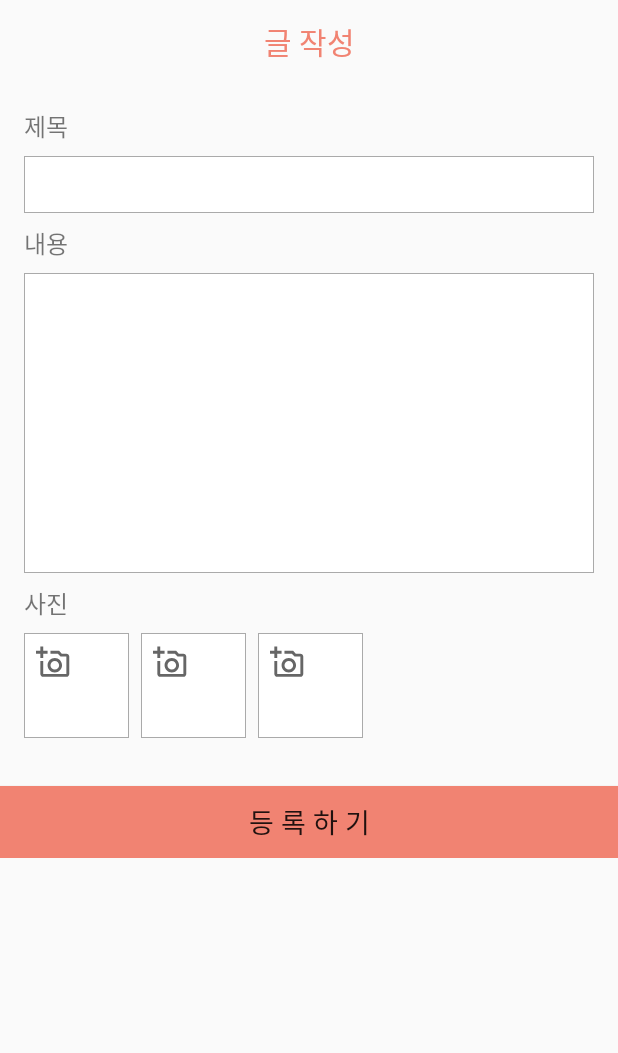
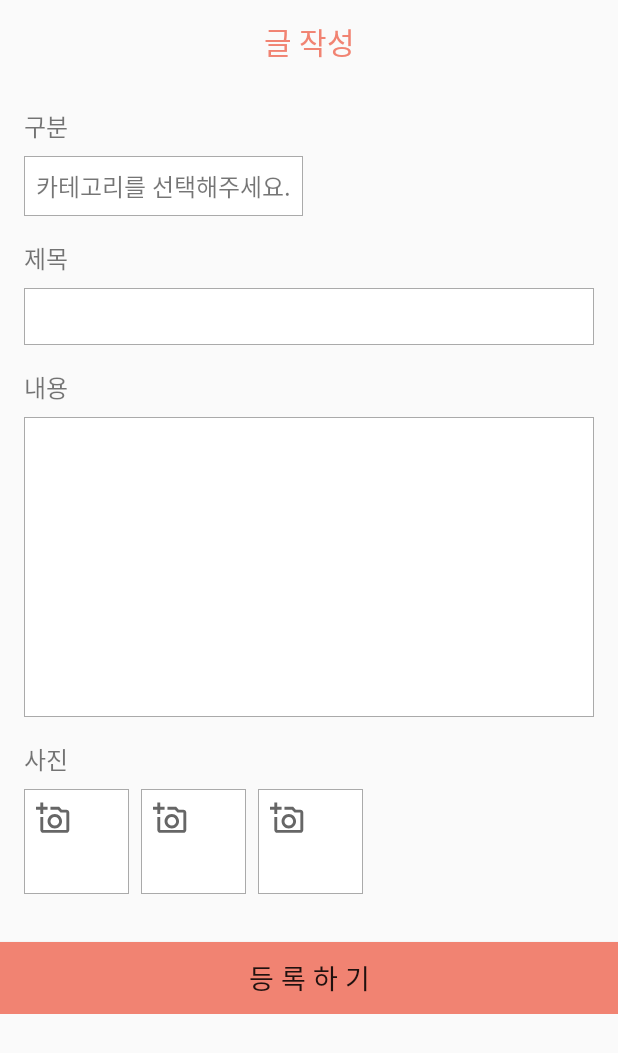
Before and after one commit to HyeryunPark/Test1, an Android app: the CommunityReportActivity screen opened directly, with no data from a screen before it, after a tap on "등 록 하 기", on a phone screen of 412 x 824 dp. Shown: the top 1053 px of the screen. Run offline under Robolectric (Android 15) with nearby library versions, the phone set to English and light mode, and no system bars; libraries missing offline, so code that uses them is left out: com.gun0912.tedpermission, com.soundcloud.android.

Commit message:
커뮤니티 글 카테고리 추가

```diff
--- a/app/src/main/java/com/example/saveme/community/CommunityActivity.kt
+++ b/app/src/main/java/com/example/saveme/community/CommunityActivity.kt
@@ -54,6 +54,7 @@ class CommunityActivity : BaseActivity(), CommunityContract.View {
 
                         val createCommunity: CreateCommunity = CreateCommunity(
                             data.getIntExtra("user_id", 0),
+                            data.getStringExtra("community_category"),
                             data.getStringExtra("community_title"),
                             data.getStringExtra("community_content"),
                             data.getStringExtra("img1"),
--- a/app/src/main/java/com/example/saveme/community/CommunityModel.kt
+++ b/app/src/main/java/com/example/saveme/community/CommunityModel.kt
@@ -2,6 +2,9 @@ package com.example.saveme.community
 
 class CommunityModel(
     val user_id: Int,
+    val user_name: String,
+    val community_category: String,
+    val community_date: String,
     val community_title: String,
     val community_content: String,
     val img1: String,
--- a/app/src/main/java/com/example/saveme/community/CommunityPresenter.kt
+++ b/app/src/main/java/com/example/saveme/community/CommunityPresenter.kt
@@ -45,6 +45,9 @@ class CommunityPresenter : CommunityContract.Presenter {
 
                             var addData: CommunityModel = CommunityModel(
                                 communityList.user_id,
+                                communityList.user_name,
+                                communityList.community_category,
+                                communityList.community_date,
                                 communityList.community_title,
                                 communityList.community_content,
                                 communityList.img1,
@@ -88,6 +91,7 @@ class CommunityPresenter : CommunityContract.Presenter {
 
             register_request = retrofitInterface.createCommunityData(
                 0,
+                RequestBody.create(MediaType.parse("multipart/data"), createCommunity.category),
                 RequestBody.create(MediaType.parse("multipart/data"), createCommunity.title),
                 RequestBody.create(MediaType.parse("multipart/data"), createCommunity.content),
                 multipartBody1, multiPartBody2, null
@@ -104,6 +108,7 @@ class CommunityPresenter : CommunityContract.Presenter {
 
             register_request = retrofitInterface.createCommunityData(
                 0,
+                RequestBody.create(MediaType.parse("multipart/data"), createCommunity.category),
                 RequestBody.create(MediaType.parse("multipart/data"), createCommunity.title),
                 RequestBody.create(MediaType.parse("multipart/data"), createCommunity.content),
                 multipartBody1, multiPartBody2, multiPartBody3
@@ -113,6 +118,7 @@ class CommunityPresenter : CommunityContract.Presenter {
 
             register_request = retrofitInterface.createCommunityData(
                 0,
+                RequestBody.create(MediaType.parse("multipart/data"), createCommunity.category),
                 RequestBody.create(MediaType.parse("multipart/data"), createCommunity.title),
                 RequestBody.create(MediaType.parse("multipart/data"), createCommunity.content),
                 multipartBody1, null, null )
--- a/app/src/main/java/com/example/saveme/community/createcommunity/CommunityReportActivity.kt
+++ b/app/src/main/java/com/example/saveme/community/createcommunity/CommunityReportActivity.kt
@@ -54,6 +54,18 @@ class CommunityReportActivity : BaseActivity(), CommunityReportContract.View {
         community_report_img1.setOnClickListener {
             tedPermission()
         }
+
+        tv_community_report_category.setOnClickListener {
+            val items = arrayOf("반려이야기", "입양/재회 후기", "입양해주세요", "임시호보요청")
+            val builder = AlertDialog.Builder(this)
+            with(builder) {
+                setTitle("카테고리 선택")
+                setItems(items) { dialogInterface, i ->
+                    tv_community_report_category.text = items[i]
+                }
+                show()
+            }
+        }
     }
 
     override fun initPresenter() {
@@ -64,10 +76,13 @@ class CommunityReportActivity : BaseActivity(), CommunityReportContract.View {
         btn_community_report_registration.setOnClickListener {
 
             val intent = Intent()
-            if (et_community_report_title.text.isEmpty() && et_community_report_content.text.isEmpty()) {
+            if (tv_community_report_category.text == "카테고리를 선택해주세요.") {
+                Toast.makeText(this, "카테고리를 선택해주세요", Toast.LENGTH_SHORT).show()
+            } else if (et_community_report_title.text.isEmpty() && et_community_report_content.text.isEmpty()) {
                 Toast.makeText(this, "비어있는 칸을 채워주세요", Toast.LENGTH_SHORT).show()
             } else {
                 intent.putExtra("user_id", 0)
+                intent.putExtra("community_category", tv_community_report_category.text.toString())
                 intent.putExtra("community_title", et_community_report_title.text.toString())
                 intent.putExtra("community_content", et_community_report_content.text.toString())
                 intent.putExtra("img1", lastUri)
--- a/app/src/main/java/com/example/saveme/model/CreateCommunity.kt
+++ b/app/src/main/java/com/example/saveme/model/CreateCommunity.kt
@@ -2,6 +2,7 @@ package com.example.saveme.model
 
 class CreateCommunity(
     val user_id: Int,
+    val category: String,
     val title: String,
     val content: String,
     val img1: String,
--- a/app/src/main/java/com/example/saveme/model/GetCommunityList.kt
+++ b/app/src/main/java/com/example/saveme/model/GetCommunityList.kt
@@ -5,6 +5,10 @@ import com.google.gson.annotations.SerializedName
 class GetCommunityList {
     @SerializedName("user_id")
     val user_id = 0
+    @SerializedName("user_name")
+    val user_name = ""
+    @SerializedName("community_category")
+    val community_category = ""
     @SerializedName("community_date")
     val community_date = ""
     @SerializedName("community_title")
--- a/app/src/main/java/com/example/saveme/network/RetrofitInterface.kt
+++ b/app/src/main/java/com/example/saveme/network/RetrofitInterface.kt
@@ -98,6 +98,7 @@ interface RetrofitInterface {
     @POST("/community/")
     fun createCommunityData(
         @Part("user_id") user_id: Int,
+        @Part("community_category") community_category: RequestBody,
         @Part("community_title") community_title: RequestBody,
         @Part("community_content") community_content: RequestBody,
         @Part img1: MultipartBody.Part,
--- a/app/src/main/res/layout/activity_community_report.xml
+++ b/app/src/main/res/layout/activity_community_report.xml
@@ -43,6 +43,25 @@
                 android:layout_marginStart="16dp"
                 android:layout_marginTop="16dp"
                 android:layout_marginBottom="8dp"
+                android:text="구분"
+                android:textSize="16sp" />
+
+            <TextView
+                android:id="@+id/tv_community_report_category"
+                android:layout_width="wrap_content"
+                android:layout_height="wrap_content"
+                android:layout_marginStart="16dp"
+                android:layout_marginBottom="16dp"
+                android:background="@drawable/border_textbox"
+                android:padding="8dp"
+                android:text="카테고리를 선택해주세요."
+                android:textSize="16sp" />
+
+            <TextView
+                android:layout_width="wrap_content"
+                android:layout_height="wrap_content"
+                android:layout_marginStart="16dp"
+                android:layout_marginBottom="8dp"
                 android:text="제목"
                 android:textSize="16sp" />
 
@@ -52,7 +71,7 @@
                 android:layout_height="wrap_content"
                 android:layout_marginStart="16dp"
                 android:layout_marginEnd="16dp"
-                android:layout_marginBottom="8dp"
+                android:layout_marginBottom="16dp"
                 android:background="@drawable/border_textbox"
                 android:inputType="text"
                 android:maxLength="20"
@@ -74,7 +93,7 @@
                 android:layout_height="200dp"
                 android:layout_marginStart="16dp"
                 android:layout_marginEnd="16dp"
-                android:layout_marginBottom="8dp"
+                android:layout_marginBottom="16dp"
                 android:background="@drawable/border_textbox"
                 android:maxLength="200"
                 android:maxLines="10"
```
Also changed, not shown: app/src/main/java/com/example/saveme/community/CommunityAdapter.kt (+27 -1 lines), app/src/main/res/layout/item_community.xml (+11 -10 lines).
